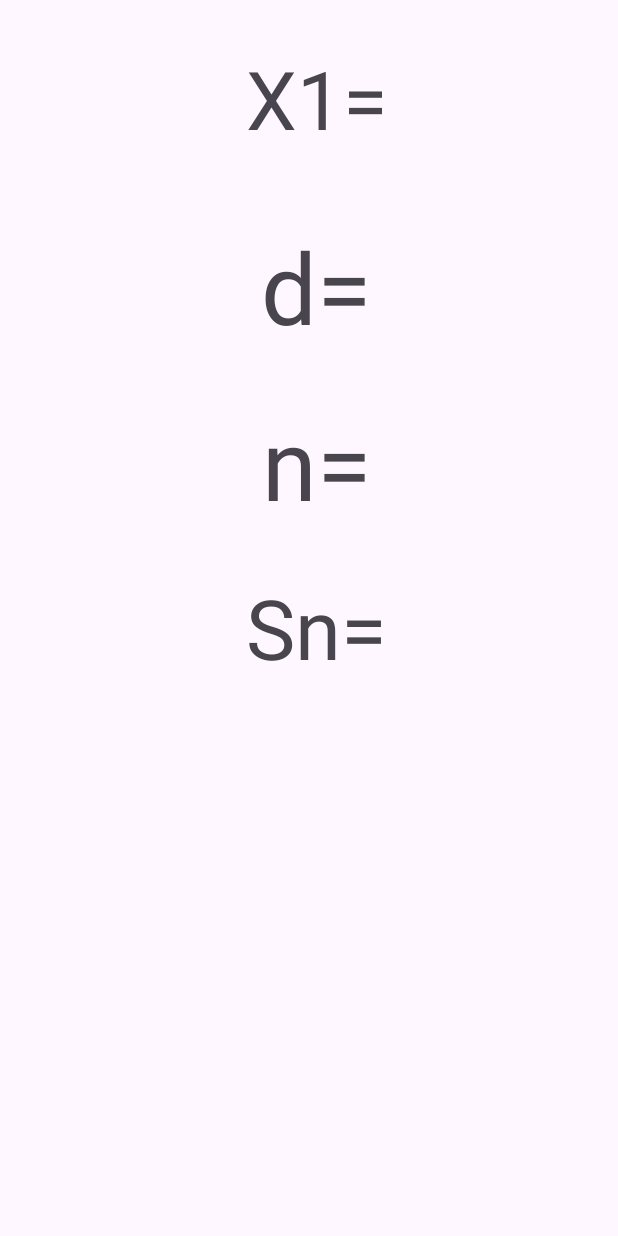
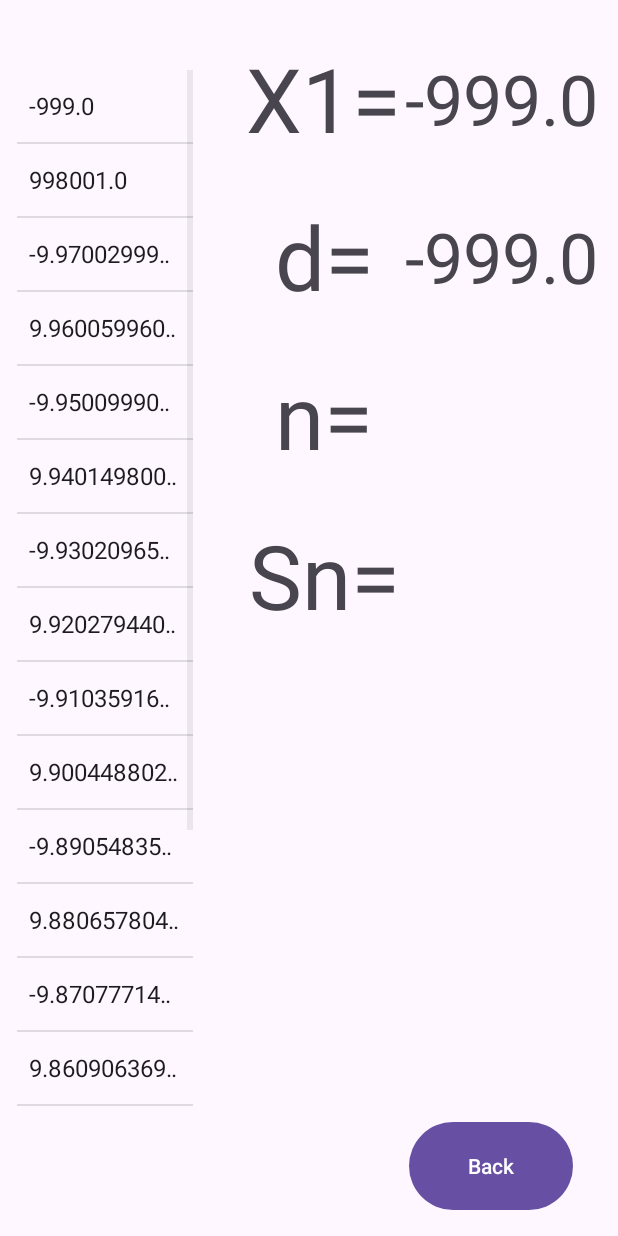
Before and after one commit to or1901/Ex082, an Android app: the ResultsActivity screen opened directly, with no data from a screen before it, on a phone screen of 412 x 824 dp. Run offline under Robolectric (Android 15) with nearby library versions, the phone set to English and light mode, and no system bars.

Commit message:
Finished the app

```diff
--- a/app/src/main/java/com/example/ex082/ResultsActivity.java
+++ b/app/src/main/java/com/example/ex082/ResultsActivity.java
@@ -2,13 +2,131 @@ package com.example.ex082;
 
 import androidx.appcompat.app.AppCompatActivity;
 
+import android.content.Intent;
 import android.os.Bundle;
+import android.view.View;
+import android.widget.AdapterView;
+import android.widget.ArrayAdapter;
+import android.widget.ListView;
+import android.widget.TextView;
 
-public class ResultsActivity extends AppCompatActivity {
+/**
+ * @author    Ori Roitzaid <or1901 @ bs.amalnet.k12.il>
+ * @version	  1
+ * @since	  4/9/2023
+ * An activity that calculates the 20 first values of a given series, and presents them in a list
+ * view to the user.
+ */
+public class ResultsActivity extends AppCompatActivity implements AdapterView.OnItemClickListener {
+    ListView lv;
+    ArrayAdapter<Double> adp;
+    TextView xOneTv, dTv, nTv, snTv;
+    Intent gi;
+    int seriesType;
+    double firstValue, diffQuot, seriesSum;
+    Double[] seriesArr = new Double[20];
 
     @Override
     protected void onCreate(Bundle savedInstanceState) {
         super.onCreate(savedInstanceState);
         setContentView(R.layout.activity_results);
+
+        // Links each xml element to an object
+        lv = (ListView) findViewById(R.id.lv);
+        xOneTv = (TextView) findViewById(R.id.xOneTv);
+        dTv = (TextView) findViewById(R.id.dTv);
+        nTv = (TextView) findViewById(R.id.nTv);
+        snTv = (TextView) findViewById(R.id.snTv);
+
+        gi = getIntent();
+
+        // Extracts the values from the intent
+        seriesType = gi.getIntExtra("Type", -999);
+        firstValue = gi.getDoubleExtra("First", -999);
+        diffQuot = gi.getDoubleExtra("Diff", -999);
+
+        xOneTv.setText(this.firstValue + "");
+        dTv.setText(this.diffQuot + "");
+
+        createSeriesArr(seriesType, firstValue, diffQuot, seriesArr);
+
+        // Creates the adapter and connects the series array to the list view
+        adp = new ArrayAdapter<Double>(this,
+                androidx.appcompat.R.layout.support_simple_spinner_dropdown_item, seriesArr);
+        lv.setAdapter(adp);
+
+        lv.setOnItemClickListener(this);
+    }
+
+    /**
+     * This function calculates the 20 first values of a given series, and saves them into an array.
+     * <p>
+     *
+     * @param type The type of the series - 0 for arithmetic, 1 for geometric.
+     * @param first The first value of the series.
+     * @param d The difference/quotient of the series.
+     * @param arr The array to save the values of the series in.
+     */
+    public void createSeriesArr(int type, double first, double d, Double[] arr){
+        if(type == 0){
+            for(int i = 0; i < 20; i++) {
+                arr[i] = first + d * i;
+            }
+        }
+        else{
+            for(int i = 0; i < 20; i++) {
+                arr[i] = first * Math.pow(d, i);
+            }
+        }
+    }
+
+    /**
+     * This function presents information about the chosen value from the series.
+     * <p>
+     *
+     * @param parent The AdapterView where the click happened.
+     * @param view The view within the AdapterView that was clicked (this
+     *            will be a view provided by the adapter)
+     * @param position The position of the view in the adapter.
+     * @param id The row id of the item that was clicked.
+     */
+    @Override
+    public void onItemClick(AdapterView<?> parent, View view, int position, long id) {
+        nTv.setText((position + 1) + "");
+
+        seriesSum = calcSeriesSum(this.seriesType, position + 1, this.firstValue, this.diffQuot);
+        snTv.setText("" + seriesSum);
+    }
+
+    /**
+     * This function calculates the sum of a given series, from the first value of it to a given
+     * value in the series.
+     * <p>
+     *
+     * @param type The type of the series - 0 for arithmetic, 1 for geometric.
+     * @param n The index of the given value in the series.
+     * @param a1 The first value of the series.
+     * @param d The difference/quotient of the series.
+     * @return The sum of the series from a1 to an.
+     */
+    public double calcSeriesSum(int type, int n, double a1, double d){
+        double Sn = 0;
+
+        if(type == 0)
+            Sn = ((2 * a1 + d * (n - 1)) * n) / 2;
+        else
+            Sn = a1 * ((Math.pow(d, n) - 1) / (d - 1));
+
+        return Sn;
+    }
+
+    /**
+     * This function moves the user back to the main activity.
+     * <p>
+     *
+     * @param view The view object of the clicked button.
+     */
+    public void goBack(View view) {
+        finish();
     }
 }
--- a/app/src/main/res/layout/activity_results.xml
+++ b/app/src/main/res/layout/activity_results.xml
@@ -24,6 +24,7 @@
             android:layout_weight="1" />
 
         <ListView
+            android:id="@+id/lv"
             android:layout_width="match_parent"
             android:layout_height="0dp"
             android:layout_weight="15" />
@@ -63,15 +64,12 @@
                 android:text="X1="
                 app:autoSizeTextType="uniform" />
 
-            <Space
-                android:layout_width="0dp"
-                android:layout_height="match_parent"
-                android:layout_weight="1" />
-
             <TextView
+                android:id="@+id/xOneTv"
                 android:layout_width="0dp"
                 android:layout_height="match_parent"
                 android:layout_weight="5"
+                android:gravity="center_horizontal|center_vertical"
                 app:autoSizeTextType="uniform" />
         </LinearLayout>
 
@@ -94,15 +92,12 @@
                 android:text="d="
                 app:autoSizeTextType="uniform" />
 
-            <Space
-                android:layout_width="0dp"
-                android:layout_height="match_parent"
-                android:layout_weight="1" />
-
             <TextView
+                android:id="@+id/dTv"
                 android:layout_width="0dp"
                 android:layout_height="match_parent"
                 android:layout_weight="5"
+                android:gravity="center_horizontal|center_vertical"
                 app:autoSizeTextType="uniform" />
         </LinearLayout>
 
@@ -125,15 +120,12 @@
                 android:text="n="
                 app:autoSizeTextType="uniform" />
 
-            <Space
-                android:layout_width="0dp"
-                android:layout_height="match_parent"
-                android:layout_weight="1" />
-
             <TextView
+                android:id="@+id/nTv"
                 android:layout_width="0dp"
                 android:layout_height="match_parent"
                 android:layout_weight="5"
+                android:gravity="center_horizontal|center_vertical"
                 app:autoSizeTextType="uniform" />
         </LinearLayout>
 
@@ -156,15 +148,12 @@
                 android:text="Sn="
                 app:autoSizeTextType="uniform" />
 
-            <Space
-                android:layout_width="0dp"
-                android:layout_height="match_parent"
-                android:layout_weight="1" />
-
             <TextView
+                android:id="@+id/snTv"
                 android:layout_width="0dp"
                 android:layout_height="match_parent"
                 android:layout_weight="5"
+                android:gravity="center_horizontal|center_vertical"
                 app:autoSizeTextType="uniform" />
         </LinearLayout>
 
@@ -172,6 +161,35 @@
             android:layout_width="match_parent"
             android:layout_height="0dp"
             android:layout_weight="12" />
+
+        <LinearLayout
+            android:layout_width="match_parent"
+            android:layout_height="0dp"
+            android:layout_weight="2.5"
+            android:orientation="horizontal">
+
+            <Space
+                android:layout_width="0dp"
+                android:layout_height="match_parent"
+                android:layout_weight="5" />
+
+            <Button
+                android:layout_width="0dp"
+                android:layout_height="match_parent"
+                android:layout_weight="5"
+                android:onClick="goBack"
+                android:text="Back" />
+
+            <Space
+                android:layout_width="0dp"
+                android:layout_height="match_parent"
+                android:layout_weight="0.8" />
+        </LinearLayout>
+
+        <Space
+            android:layout_width="match_parent"
+            android:layout_height="0dp"
+            android:layout_weight="0.5" />
     </LinearLayout>
 
     <Space
```
Also changed, not shown: app/src/main/java/com/example/ex082/MainActivity.java (+10 -8 lines).
